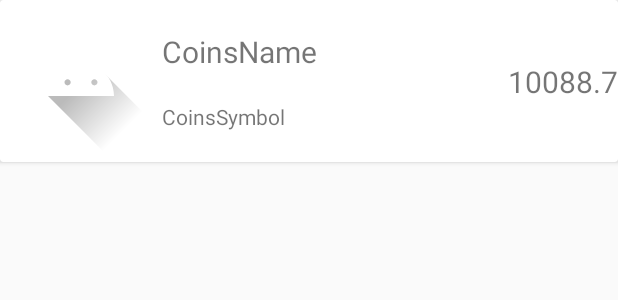
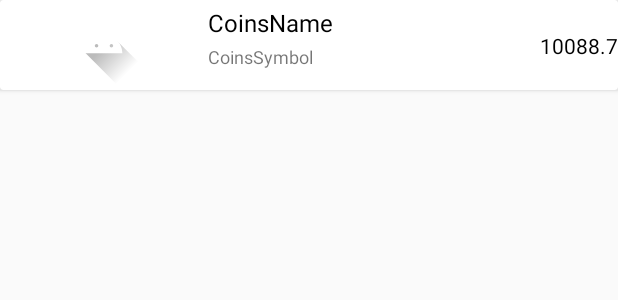
Before and after one commit to navjotrana28/CyrptoCurrencyAppClone, an Android app: the layout top_volume_card.xml on its own in the app's theme, with its tools: preview values and no code run, on a phone screen of 412 x 824 dp. Shown: the top 300 px of the screen. Run offline under Robolectric (Android 15) with nearby library versions, the phone set to English and light mode, and no system bars.

Commit message:
topvolume fragment data updated and visible

```diff
--- a/app/src/main/res/layout/top_volume_card.xml
+++ b/app/src/main/res/layout/top_volume_card.xml
@@ -6,23 +6,26 @@
 
 <androidx.constraintlayout.widget.ConstraintLayout
     android:layout_width="match_parent"
-    android:layout_height="wrap_content">
+    android:layout_height="60dp">
     <ImageView
         android:id="@+id/image_symbol"
-        android:layout_width="wrap_content"
+        android:layout_width="0dp"
         android:layout_height="wrap_content"
+android:layout_marginLeft="15dp"
         android:src="@drawable/ic_launcher_foreground"
         app:layout_constraintLeft_toLeftOf="parent"
         app:layout_constraintTop_toTopOf="parent"
         app:layout_constraintBottom_toBottomOf="parent"
-        android:scaleType="fitXY"
-        />
+        android:scaleType="centerInside"
+  />
     <TextView
         android:id="@+id/name_of_coin"
         android:layout_width="wrap_content"
         android:layout_height="wrap_content"
         android:text="CoinsName"
-        android:textSize="20dp"
+        android:textSize="16dp"
+        android:layout_marginLeft="15dp"
+        android:textColor="@color/colorBlack"
         app:layout_constraintTop_toTopOf="parent"
         app:layout_constraintLeft_toRightOf="@+id/image_symbol"
         app:layout_constraintBottom_toTopOf="@+id/coin_symbol"
@@ -33,7 +36,9 @@
         android:layout_width="wrap_content"
         android:layout_height="wrap_content"
         android:text="CoinsSymbol"
-        android:textSize="14dp"
+        android:textSize="12dp"
+        android:layout_marginLeft="15dp"
+        android:paddingBottom="10dp"
         app:layout_constraintTop_toBottomOf="@+id/name_of_coin"
         app:layout_constraintLeft_toRightOf="@+id/image_symbol"
         app:layout_constraintBottom_toBottomOf="parent"
@@ -43,7 +48,8 @@
         android:layout_width="wrap_content"
         android:layout_height="wrap_content"
         android:text="10088.7"
-        android:textSize="20dp"
+        android:textSize="14dp"
+        android:textColor="@color/colorBlack"
         app:layout_constraintRight_toRightOf="parent"
         app:layout_constraintTop_toTopOf="parent"
         app:layout_constraintBottom_toBottomOf="parent"
```
Also changed, not shown: app/src/main/java/com/example/cryptocompare/TopVolumeAdapter.java (+18 -4 lines).
